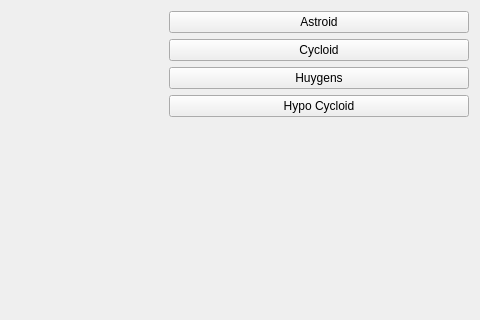
The window that mainwindow.ui (ronnie173/QTCurvesCPP) describes before a commit, drawn with Qt 5; both pictures show x 149 to 629 and y 0 to 320 of the 629 by 523 pixel window.
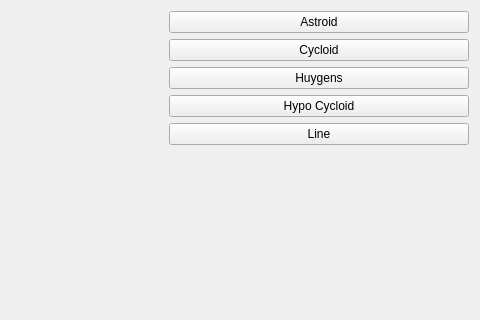
The same window after the commit. Custom widgets are drawn as their Qt base class.

Commit message: rendering line

```diff
--- a/mainwindow.ui
+++ b/mainwindow.ui
@@ -48,6 +48,13 @@
         </property>
        </widget>
       </item>
+      <item>
+       <widget class="QPushButton" name="btnLine">
+        <property name="text">
+         <string>Line</string>
+        </property>
+       </widget>
+      </item>
       <item>
        <spacer name="verticalSpacer">
         <property name="orientation">
```
The commit also changes 4 other files.
